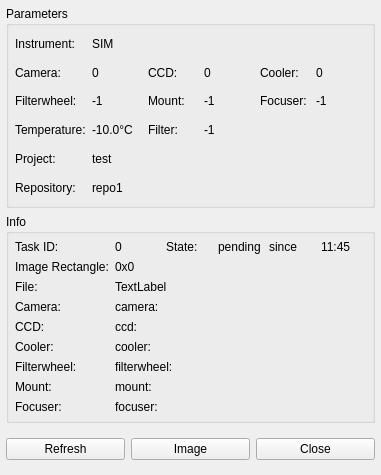
First picture: the form in gui/snowgui/task/taskinfowidget.ui, repository AndreasFMueller/AstroPhotography, before the edit.
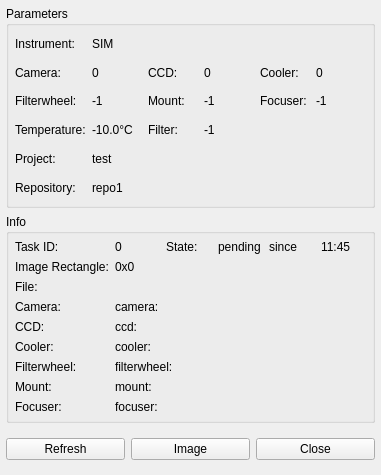
Second picture: the form after the edit.

```diff
--- a/gui/snowgui/task/taskinfowidget.ui
+++ b/gui/snowgui/task/taskinfowidget.ui
@@ -299,7 +299,7 @@
       <item row="2" column="1" colspan="5">
        <widget class="QLabel" name="filenameField">
         <property name="text">
-         <string>TextLabel</string>
+         <string/>
         </property>
        </widget>
       </item>
```
